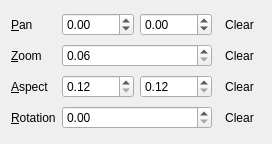
First picture: the form in transformwidget.ui, repository not-surt/SimPix, before the edit.
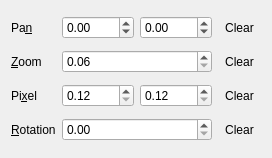
Second picture: the form after the edit. Icons and pictures are not drawn.

```diff
--- a/transformwidget.ui
+++ b/transformwidget.ui
@@ -7,7 +7,7 @@
     <x>0</x>
     <y>0</y>
     <width>272</width>
-    <height>144</height>
+    <height>158</height>
    </rect>
   </property>
   <property name="sizePolicy">
@@ -76,7 +76,7 @@
       </sizepolicy>
      </property>
      <property name="text">
-      <string>&amp;Aspect</string>
+      <string>Pi&amp;xel</string>
      </property>
      <property name="buddy">
       <cstring>pixelAspectXSpinBox</cstring>
@@ -152,7 +152,7 @@
       </sizepolicy>
      </property>
      <property name="text">
-      <string>&amp;Pan</string>
+      <string>Pa&amp;n</string>
      </property>
      <property name="buddy">
       <cstring>panXSpinBox</cstring>
```
Left out of the diff: 10 changed lines with no effect on the pictures.
